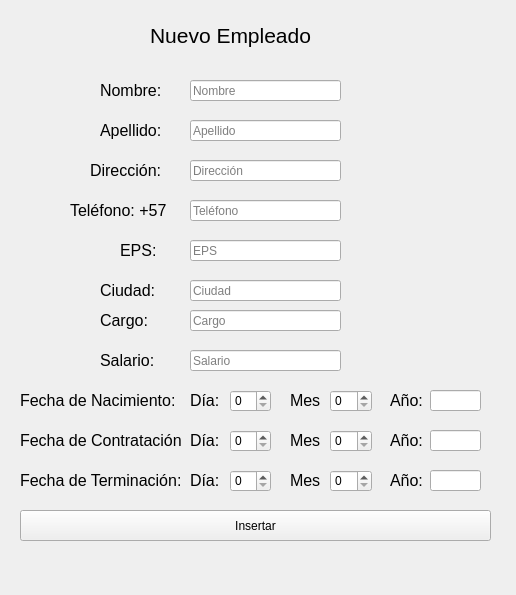
The window that Entrega Final/insertar_empleado.ui (Rey7910/Pionono_Cakes_Proyect) describes before a commit, drawn with Qt 5.
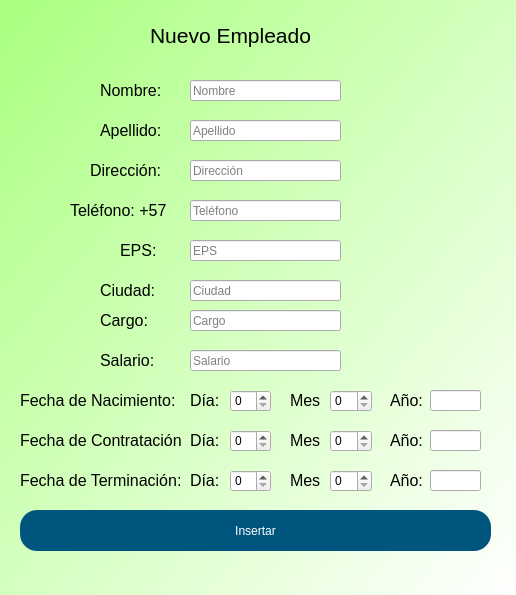
The same window after the commit. Icons and pictures are not drawn.

Patch:
```diff
--- a/Entrega Final/insertar_empleado.ui
+++ b/Entrega Final/insertar_empleado.ui
@@ -13,6 +13,18 @@
   <property name="windowTitle">
    <string>Form</string>
   </property>
+  <property name="windowIcon">
+   <iconset resource="Imagenes.qrc">
+    <normaloff>:/Bkg/Images/Logo.png</normaloff>:/Bkg/Images/Logo.png</iconset>
+  </property>
+  <property name="styleSheet">
+   <string notr="true">QWidget#Form{
+	background-color: qlineargradient(spread:pad, x1:0, y1:0, x2:1, y2:1, stop:0 rgba(170, 255, 127, 255), stop:1 rgba(255, 255, 255, 255));
+}
+QWidget#Login{
+background-color: qlineargradient(spread:pad, x1:0, y1:0, x2:1, y2:1, stop:0 rgba(170, 255, 127, 255), stop:1 rgba(255, 255, 255, 255));
+}</string>
+  </property>
   <widget class="QLineEdit" name="nombre_label">
    <property name="geometry">
     <rect>
@@ -597,9 +609,15 @@
      <x>20</x>
      <y>510</y>
      <width>471</width>
-     <height>31</height>
+     <height>41</height>
     </rect>
    </property>
+   <property name="styleSheet">
+    <string notr="true">border-radius:17px;
+background-color: rgb(0, 85, 127);
+color: rgb(255, 255, 255);
+font: 75 10pt &quot;MS Shell Dlg 2&quot;;</string>
+   </property>
    <property name="text">
     <string>Insertar</string>
    </property>
```
Left out of the diff: 4 changed lines with no effect on the pictures.
